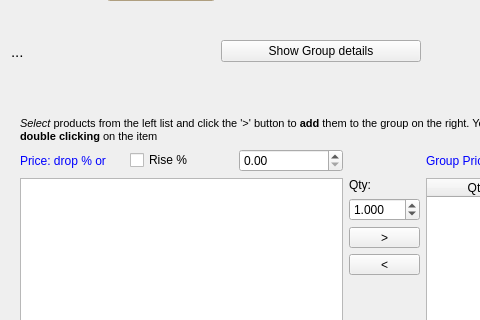
Qt form iotstock/src/ui/producteditor.ui (manolaz/iotpos) before a commit; both pictures show x 0 to 480 and y 232 to 552 of the 768 by 650 pixel window.
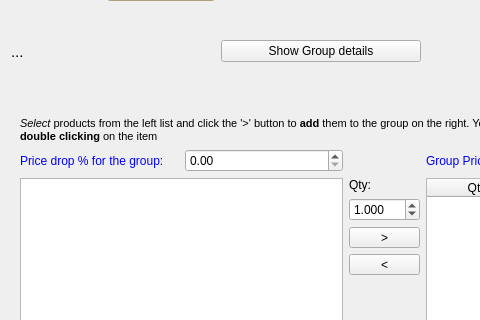
The same form after that commit.

Commit message: Remove rise check and minor asthetical fixes

Patch:
```diff
--- a/iotstock/src/ui/producteditor.ui
+++ b/iotstock/src/ui/producteditor.ui
@@ -1253,14 +1253,7 @@
            <string notr="true">color:blue;</string>
           </property>
           <property name="text">
-           <string>Price: drop % or</string>
-          </property>
-         </widget>
-        </item>
-        <item>
-         <widget class="QCheckBox" name="chRise">
-          <property name="text">
-           <string>Rise %</string>
+           <string>Price drop % for the group:</string>
           </property>
          </widget>
         </item>
```
Left out of the diff: 12 changed lines with no effect on the pictures. The commit also changes 4 other files.
